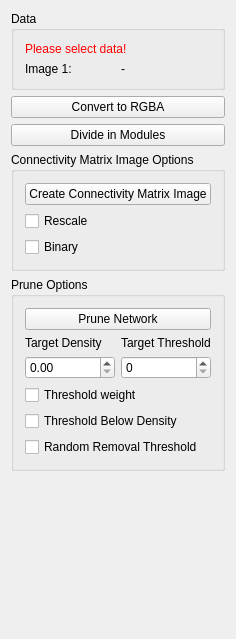
This is Plugins/org.mitk.gui.qt.diffusionimaging/src/internal/Connectomics/QmitkConnectomicsNetworkOperationsViewControls.ui in MITK/MITK as Qt 5 draws it before an edit. The edited form follows.
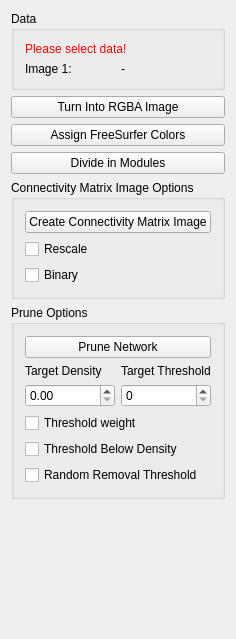
This is the edited form.

Commit message: Add button to apply FreeSurfer transfer function

The edit to the form file:
```diff
--- a/Plugins/org.mitk.gui.qt.diffusionimaging/src/internal/Connectomics/QmitkConnectomicsNetworkOperationsViewControls.ui
+++ b/Plugins/org.mitk.gui.qt.diffusionimaging/src/internal/Connectomics/QmitkConnectomicsNetworkOperationsViewControls.ui
@@ -63,7 +63,14 @@
       <string>Convert the selected image to RGBA format</string>
      </property>
      <property name="text">
-      <string>Convert to RGBA</string>
+      <string>Turn Into RGBA Image</string>
+     </property>
+    </widget>
+   </item>
+   <item>
+    <widget class="QPushButton" name="assignFreeSurferColorsPushButton">
+     <property name="text">
+      <string>Assign FreeSurfer Colors</string>
      </property>
     </widget>
    </item>
```
The commit also changes 3 other files.
